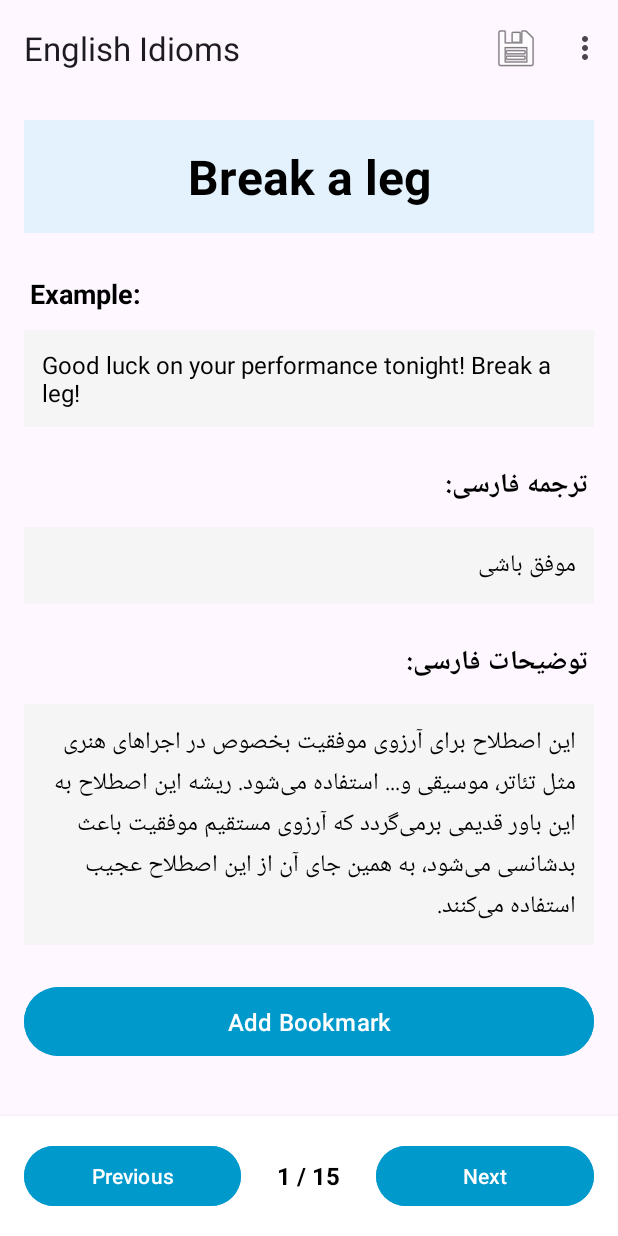
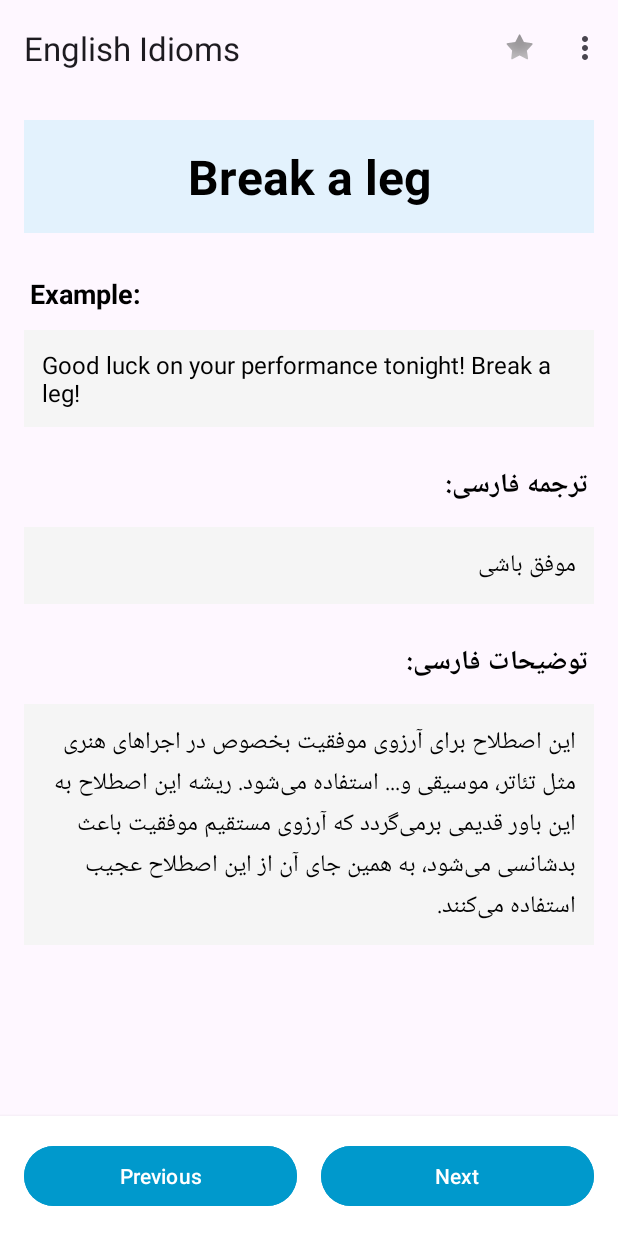
Before and after one commit to mhsenpc/english_idioms_android, an Android app: the screen it shows after launch (MainActivity), after a tap on "Remove Bookmark", on a phone screen of 412 x 824 dp. Run offline under Robolectric (Android 15) with nearby library versions, the phone set to English and light mode, and no system bars; 2 other taps on this screen came first.

Commit message:
change pagination

```diff
--- a/app/src/main/java/sibpardazan/gharb/englishidioms/IdiomPagerAdapter.java
+++ b/app/src/main/java/sibpardazan/gharb/englishidioms/IdiomPagerAdapter.java
@@ -4,7 +4,6 @@ import android.content.Context;
 import android.view.LayoutInflater;
 import android.view.View;
 import android.view.ViewGroup;
-import android.widget.Button;
 import android.widget.TextView;
 import androidx.annotation.NonNull;
 import androidx.recyclerview.widget.RecyclerView;
@@ -14,19 +13,10 @@ public class IdiomPagerAdapter extends RecyclerView.Adapter<IdiomPagerAdapter.Id
 
     private ArrayList<Idiom> idioms;
     private Context context;
-    private OnBookmarkClickListener bookmarkClickListener;
-
-    public interface OnBookmarkClickListener {
-        void onBookmarkClick(int position);
-    }
 
     public IdiomPagerAdapter(Context context, ArrayList<Idiom> idioms) {
         this.context = context;
         this.idioms = idioms;
-    }
-
-    public void setOnBookmarkClickListener(OnBookmarkClickListener listener) {
-        this.bookmarkClickListener = listener;
     }
 
     @NonNull
@@ -40,34 +30,10 @@ public class IdiomPagerAdapter extends RecyclerView.Adapter<IdiomPagerAdapter.Id
     public void onBindViewHolder(@NonNull IdiomViewHolder holder, int position) {
         Idiom currentIdiom = idioms.get(position);
 
-
         holder.tvEnglishPhrase.setText(currentIdiom.getEnglishPhrase());
         holder.tvExample.setText(currentIdiom.getExample());
         holder.tvPersianTranslation.setText(currentIdiom.getPersianTranslation());
         holder.tvPersianDescription.setText(currentIdiom.getPersianDescription());
-
-        // Update bookmark button appearance
-        updateBookmarkButton(holder.btnBookmark, currentIdiom.isBookmarked());
-
-        // Set bookmark click listener
-        holder.btnBookmark.setOnClickListener(new View.OnClickListener() {
-            @Override
-            public void onClick(View v) {
-                if (bookmarkClickListener != null) {
-                    bookmarkClickListener.onBookmarkClick(holder.getAdapterPosition());
-                }
-            }
-        });
-    }
-
-    private void updateBookmarkButton(Button btnBookmark, boolean isBookmarked) {
-        if (isBookmarked) {
-            btnBookmark.setText("Remove Bookmark");
-            btnBookmark.setBackgroundColor(btnBookmark.getContext().getResources().getColor(android.R.color.holo_red_dark));
-        } else {
-            btnBookmark.setText("Add Bookmark");
-            btnBookmark.setBackgroundColor(btnBookmark.getContext().getResources().getColor(android.R.color.holo_blue_dark));
-        }
     }
 
     @Override
@@ -84,7 +50,6 @@ public class IdiomPagerAdapter extends RecyclerView.Adapter<IdiomPagerAdapter.Id
         TextView tvExample;
         TextView tvPersianTranslation;
         TextView tvPersianDescription;
-        Button btnBookmark;
 
         public IdiomViewHolder(@NonNull View itemView) {
             super(itemView);
@@ -92,7 +57,6 @@ public class IdiomPagerAdapter extends RecyclerView.Adapter<IdiomPagerAdapter.Id
             tvExample = itemView.findViewById(R.id.tvExample);
             tvPersianTranslation = itemView.findViewById(R.id.tvPersianTranslation);
             tvPersianDescription = itemView.findViewById(R.id.tvPersianDescription);
-            btnBookmark = itemView.findViewById(R.id.btnBookmark);
         }
     }
 }
--- a/app/src/main/java/sibpardazan/gharb/englishidioms/MainActivity.java
+++ b/app/src/main/java/sibpardazan/gharb/englishidioms/MainActivity.java
@@ -16,11 +16,11 @@ import java.util.ArrayList;
 public class MainActivity extends AppCompatActivity {
 
     private ViewPager2 viewPagerIdioms;
-    private TextView tvIdiomCounter;
     private Button btnPrevious;
     private Button btnNext;
     private ArrayList<Idiom> idioms;
     private IdiomPagerAdapter adapter;
+    private MenuItem bookmarkMenuItem;
 
     @Override
     protected void onCreate(Bundle savedInstanceState) {
@@ -35,7 +35,6 @@ public class MainActivity extends AppCompatActivity {
 
         // Initialize views
         viewPagerIdioms = findViewById(R.id.viewPagerIdioms);
-        tvIdiomCounter = findViewById(R.id.tvIdiomCounter);
         btnPrevious = findViewById(R.id.btnPrevious);
         btnNext = findViewById(R.id.btnNext);
 
@@ -46,21 +45,13 @@ public class MainActivity extends AppCompatActivity {
         adapter = new IdiomPagerAdapter(this, idioms);
         viewPagerIdioms.setAdapter(adapter);
 
-        // Set up bookmark click listener
-        adapter.setOnBookmarkClickListener(new IdiomPagerAdapter.OnBookmarkClickListener() {
-            @Override
-            public void onBookmarkClick(int position) {
-                toggleBookmark(position);
-                adapter.notifyItemChanged(position);
-            }
-        });
 
-        // Set up page change callback to update counter and button states
+        // Set up page change callback to update button states and bookmark icon
         viewPagerIdioms.registerOnPageChangeCallback(new ViewPager2.OnPageChangeCallback() {
             @Override
             public void onPageSelected(int position) {
-                updateCounter(position);
                 updateNavigationButtons(position);
+                updateBookmarkIcon(position);
             }
         });
 
@@ -84,8 +75,8 @@ public class MainActivity extends AppCompatActivity {
         viewPagerIdioms.setCurrentItem(scrollToPosition);
 
         // Initialize UI
-        updateCounter(scrollToPosition);
         updateNavigationButtons(scrollToPosition);
+        updateBookmarkIcon(scrollToPosition);
     }
 
     private void navigatePrevious() {
@@ -102,9 +93,6 @@ public class MainActivity extends AppCompatActivity {
         }
     }
 
-    private void updateCounter(int position) {
-        tvIdiomCounter.setText((position + 1) + " / " + idioms.size());
-    }
 
     private void updateNavigationButtons(int position) {
         btnPrevious.setEnabled(position > 0);
@@ -114,11 +102,27 @@ public class MainActivity extends AppCompatActivity {
     private void toggleBookmark(int position) {
         Idiom currentIdiom = idioms.get(position);
         currentIdiom.setBookmarked(!currentIdiom.isBookmarked());
+        updateBookmarkIcon(position);
+    }
+
+    private void updateBookmarkIcon(int position) {
+        if (bookmarkMenuItem != null) {
+            Idiom currentIdiom = idioms.get(position);
+            if (currentIdiom.isBookmarked()) {
+                bookmarkMenuItem.setIcon(android.R.drawable.star_on);
+                bookmarkMenuItem.setTitle("Remove Bookmark");
+            } else {
+                bookmarkMenuItem.setIcon(android.R.drawable.star_off);
+                bookmarkMenuItem.setTitle("Bookmark");
+            }
+        }
     }
 
     @Override
     public boolean onCreateOptionsMenu(Menu menu) {
         getMenuInflater().inflate(R.menu.menu_main, menu);
+        bookmarkMenuItem = menu.findItem(R.id.action_bookmark_current);
+        updateBookmarkIcon(viewPagerIdioms.getCurrentItem());
         return true;
     }
 
@@ -126,7 +130,10 @@ public class MainActivity extends AppCompatActivity {
     public boolean onOptionsItemSelected(MenuItem item) {
         int id = item.getItemId();
 
-        if (id == R.id.action_bookmarks) {
+        if (id == R.id.action_bookmark_current) {
+            toggleBookmark(viewPagerIdioms.getCurrentItem());
+            return true;
+        } else if (id == R.id.action_bookmarks) {
             Intent intent = new Intent(this, BookmarksActivity.class);
             startActivity(intent);
             return true;
--- a/app/src/main/res/layout/activity_main.xml
+++ b/app/src/main/res/layout/activity_main.xml
@@ -51,16 +51,6 @@
                 android:backgroundTint="@android:color/holo_blue_dark"
                 android:textColor="@android:color/white" />
 
-            <TextView
-                android:id="@+id/tvIdiomCounter"
-                android:layout_width="wrap_content"
-                android:layout_height="wrap_content"
-                android:text="1 / 15"
-                android:textSize="16sp"
-                android:textStyle="bold"
-                android:textColor="@android:color/black"
-                android:layout_marginHorizontal="16dp" />
-
             <Button
                 android:id="@+id/btnNext"
                 android:layout_width="0dp"
--- a/app/src/main/res/layout/item_idiom_pager.xml
+++ b/app/src/main/res/layout/item_idiom_pager.xml
@@ -90,16 +90,6 @@
             android:layout_marginBottom="24dp"
             tools:text="این اصطلاح برای آرزوی موفقیت بخصوص در اجراهای هنری استفاده می‌شود. ریشه این اصطلاح به این باور قدیمی برمی‌گردد که آرزوی مستقیم موفقیت باعث بدشانسی می‌شود." />
 
-        <!-- Bookmark Button -->
-        <Button
-            android:id="@+id/btnBookmark"
-            android:layout_width="match_parent"
-            android:layout_height="wrap_content"
-            android:text="Bookmark"
-            android:textSize="16sp"
-            android:backgroundTint="@android:color/holo_blue_dark"
-            android:textColor="@android:color/white"
-            android:padding="12dp" />
 
     </LinearLayout>
 
--- a/app/src/main/res/menu/menu_main.xml
+++ b/app/src/main/res/menu/menu_main.xml
@@ -3,11 +3,17 @@
     xmlns:tools="http://schemas.android.com/tools"
     tools:context="sibpardazan.gharb.englishidioms.MainActivity">
     <item
+        android:id="@+id/action_bookmark_current"
+        android:icon="@android:drawable/star_off"
+        android:orderInCategory="50"
+        android:title="Bookmark"
+        app:showAsAction="ifRoom" />
+    <item
         android:id="@+id/action_bookmarks"
         android:icon="@android:drawable/ic_menu_save"
-        android:orderInCategory="50"
+        android:orderInCategory="60"
         android:title="Bookmarks"
-        app:showAsAction="ifRoom" />
+        app:showAsAction="never" />
     <item
         android:id="@+id/action_about"
         android:orderInCategory="75"
```
